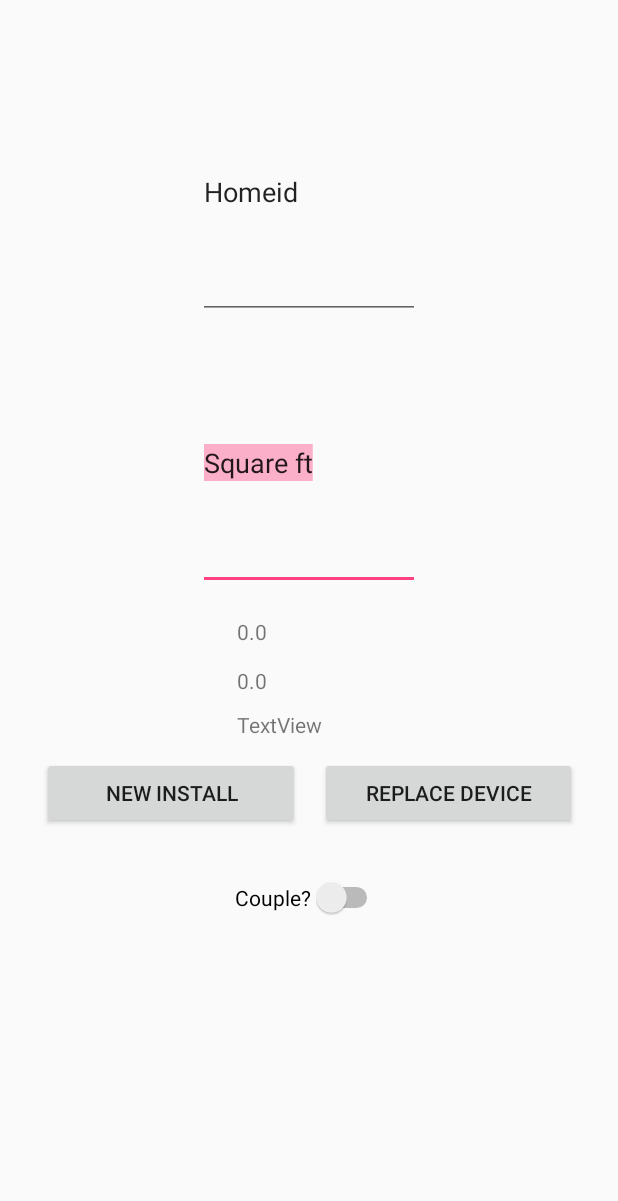
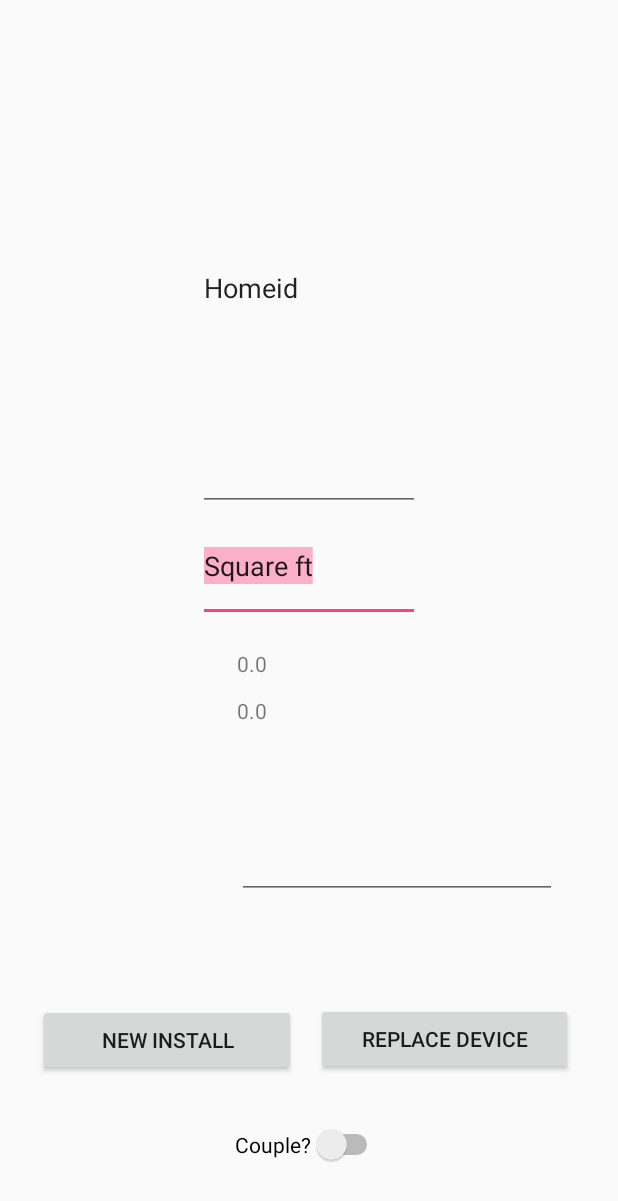
Before and after one commit to ttruty/HardwareTracking, an Android app: the DebugLocation screen opened directly, with no data from a screen before it, on a phone screen of 412 x 824 dp. Shown: the top 1201 px of the screen. Run offline under Robolectric (Android 15) with nearby library versions, the phone set to English and light mode, and no system bars; 1 statement that could not run was skipped.

Commit message:
location

```diff
--- a/app/src/main/java/com/example/kinectprocessing/hardwaretracking/DebugLocation.java
+++ b/app/src/main/java/com/example/kinectprocessing/hardwaretracking/DebugLocation.java
@@ -1,4 +1,8 @@
 package com.example.kinectprocessing.hardwaretracking;
+
+import java.io.IOException;
+import java.util.List;
+import java.util.Locale;
 
 import android.app.Activity;
 import android.os.Bundle;
@@ -10,6 +14,8 @@ import android.annotation.TargetApi;
 import android.content.DialogInterface;
 import android.content.pm.PackageManager;
 import android.widget.TextView;
+import android.location.Geocoder;
+import android.location.Address;
 
 import static android.Manifest.permission.ACCESS_COARSE_LOCATION;
 import static android.Manifest.permission.ACCESS_FINE_LOCATION;
@@ -23,6 +29,8 @@ public class DebugLocation extends Activity{
 
     private final static int ALL_PERMISSIONS_RESULT = 101;
     LocationTrack locationTrack;
+
+
 
     /** Called when the activity is first created. */
     public void onCreate(Bundle savedInstanceState) {
@@ -64,8 +72,28 @@ public class DebugLocation extends Activity{
             longitudeField.setText(longText);
             latituteField.setText(latText);
 
+            Geocoder geoCoder = new Geocoder(this, Locale.getDefault());
+            StringBuilder builder = new StringBuilder();
+            try {
+                List<Address> address = geoCoder.getFromLocation(latitude, longitude, 1);
+                int maxLines = address.get(0).getMaxAddressLineIndex();
+                for (int i = 0; i < maxLines; i++) {
+                    String addressStr = address.get(0).getAddressLine(i);
+                    builder.append(addressStr);
+                    builder.append(" ");
+                }
 
-        } else {
+                String fnialAddress = builder.toString(); //This is the complete address.
+                addressField.setText(fnialAddress); //This will display the final address.
+                Toast.makeText(getApplicationContext(), "Adress:" + fnialAddress, Toast.LENGTH_SHORT).show();
+            } catch (IOException e) {
+                // Handle IOException
+            } catch (NullPointerException e) {
+                // Handle NullPointerException
+            }
+
+
+            } else {
 
             locationTrack.showSettingsAlert();
         }
--- a/app/src/main/res/layout/hardware_page_2.xml
+++ b/app/src/main/res/layout/hardware_page_2.xml
@@ -11,12 +11,12 @@
         android:id="@+id/editHome"
         android:layout_width="148dp"
         android:layout_height="0dp"
-        android:layout_marginBottom="111dp"
+        android:layout_marginBottom="18dp"
         android:ems="10"
         android:inputType="number"
         android:selectAllOnFocus="true"
         android:text="Square ft"
-        app:layout_constraintBottom_toTopOf="@+id/button2"
+        app:layout_constraintBottom_toTopOf="@+id/latituteField"
         app:layout_constraintEnd_toEndOf="parent"
         app:layout_constraintStart_toStartOf="parent"
         app:layout_constraintTop_toBottomOf="@+id/editHome2" />
@@ -25,13 +25,13 @@
         android:id="@+id/editHome2"
         android:layout_width="148dp"
         android:layout_height="0dp"
-        android:layout_marginBottom="12dp"
+        android:layout_marginBottom="328dp"
         android:layout_marginTop="44dp"
         android:ems="10"
         android:inputType="number"
         android:selectAllOnFocus="true"
         android:text="Homeid"
-        app:layout_constraintBottom_toTopOf="@+id/editHome"
+        app:layout_constraintBottom_toTopOf="@+id/button2"
         app:layout_constraintEnd_toEndOf="parent"
         app:layout_constraintStart_toStartOf="parent"
         app:layout_constraintTop_toTopOf="parent" />
@@ -40,47 +40,50 @@
         android:id="@+id/button2"
         android:layout_width="0dp"
         android:layout_height="wrap_content"
-        android:layout_marginBottom="32dp"
-        android:layout_marginEnd="27dp"
-        android:layout_marginRight="27dp"
+        android:layout_marginBottom="107dp"
+        android:layout_marginEnd="30dp"
+        android:layout_marginRight="30dp"
         android:text="Replace Device"
-        app:layout_constraintBottom_toTopOf="@+id/couple"
+        app:layout_constraintBottom_toBottomOf="parent"
         app:layout_constraintEnd_toEndOf="parent"
         app:layout_constraintStart_toEndOf="@+id/newInstall"
-        app:layout_constraintTop_toBottomOf="@+id/editHome" />
+        app:layout_constraintTop_toBottomOf="@+id/editHome2" />
 
     <Button
         android:id="@+id/newInstall"
         android:layout_width="0dp"
         android:layout_height="wrap_content"
+        android:layout_marginBottom="32dp"
         android:layout_marginEnd="13dp"
-        android:layout_marginLeft="28dp"
+        android:layout_marginLeft="25dp"
         android:layout_marginRight="13dp"
-        android:layout_marginStart="28dp"
+        android:layout_marginStart="25dp"
         android:text="New Install"
-        app:layout_constraintBaseline_toBaselineOf="@+id/button2"
+        app:layout_constraintBottom_toTopOf="@+id/couple"
         app:layout_constraintEnd_toStartOf="@+id/button2"
-        app:layout_constraintStart_toStartOf="parent" />
+        app:layout_constraintStart_toStartOf="parent"
+        app:layout_constraintTop_toBottomOf="@+id/addressField" />
 
     <Switch
         android:id="@+id/couple"
         android:layout_width="wrap_content"
         android:layout_height="wrap_content"
-        android:layout_marginBottom="212dp"
+        android:layout_marginBottom="47dp"
         android:text="Couple?"
         app:layout_constraintBottom_toBottomOf="parent"
         app:layout_constraintEnd_toEndOf="parent"
         app:layout_constraintStart_toStartOf="parent"
-        app:layout_constraintTop_toBottomOf="@+id/button2" />
+        app:layout_constraintTop_toBottomOf="@+id/newInstall" />
 
     <TextView
         android:id="@+id/latituteField"
         android:layout_width="wrap_content"
         android:layout_height="wrap_content"
+        android:layout_marginBottom="12dp"
         android:layout_marginEnd="102dp"
         android:layout_marginRight="102dp"
-        android:layout_marginTop="18dp"
         android:text="TextView"
+        app:layout_constraintBottom_toTopOf="@+id/longitudeField"
         app:layout_constraintEnd_toEndOf="@+id/editHome"
         app:layout_constraintTop_toBottomOf="@+id/editHome" />
 
@@ -88,17 +91,21 @@
         android:id="@+id/longitudeField"
         android:layout_width="wrap_content"
         android:layout_height="wrap_content"
-        android:layout_marginTop="13dp"
+        android:layout_marginBottom="42dp"
         android:text="TextView"
+        app:layout_constraintBottom_toTopOf="@+id/addressField"
         app:layout_constraintStart_toStartOf="@+id/latituteField"
         app:layout_constraintTop_toBottomOf="@+id/latituteField" />
 
-    <TextView
+    <EditText
         android:id="@+id/addressField"
         android:layout_width="wrap_content"
-        android:layout_height="wrap_content"
-        android:layout_marginTop="10dp"
-        android:text="TextView"
+        android:layout_height="0dp"
+        android:layout_marginBottom="70dp"
+        android:ems="10"
+        android:inputType="textMultiLine"
+        app:layout_constraintBottom_toTopOf="@+id/newInstall"
         app:layout_constraintStart_toStartOf="@+id/longitudeField"
         app:layout_constraintTop_toBottomOf="@+id/longitudeField" />
+
 </android.support.constraint.ConstraintLayout>
```
Also changed, not shown: app/src/main/res/layout/new_hardware.xml (+34 -14 lines).
